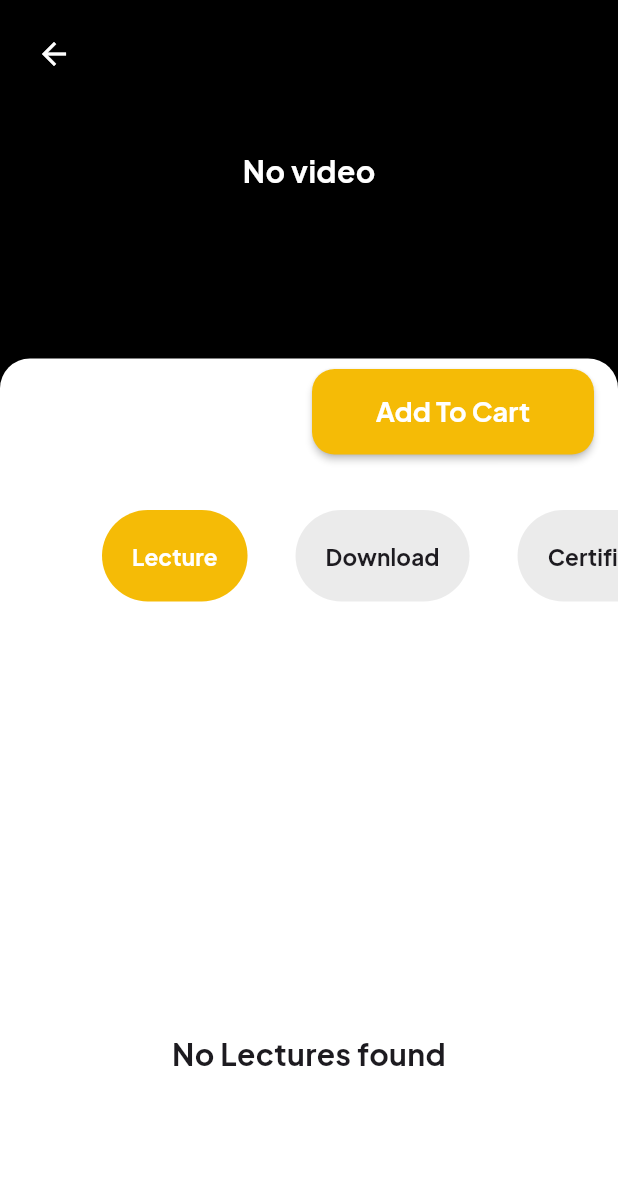
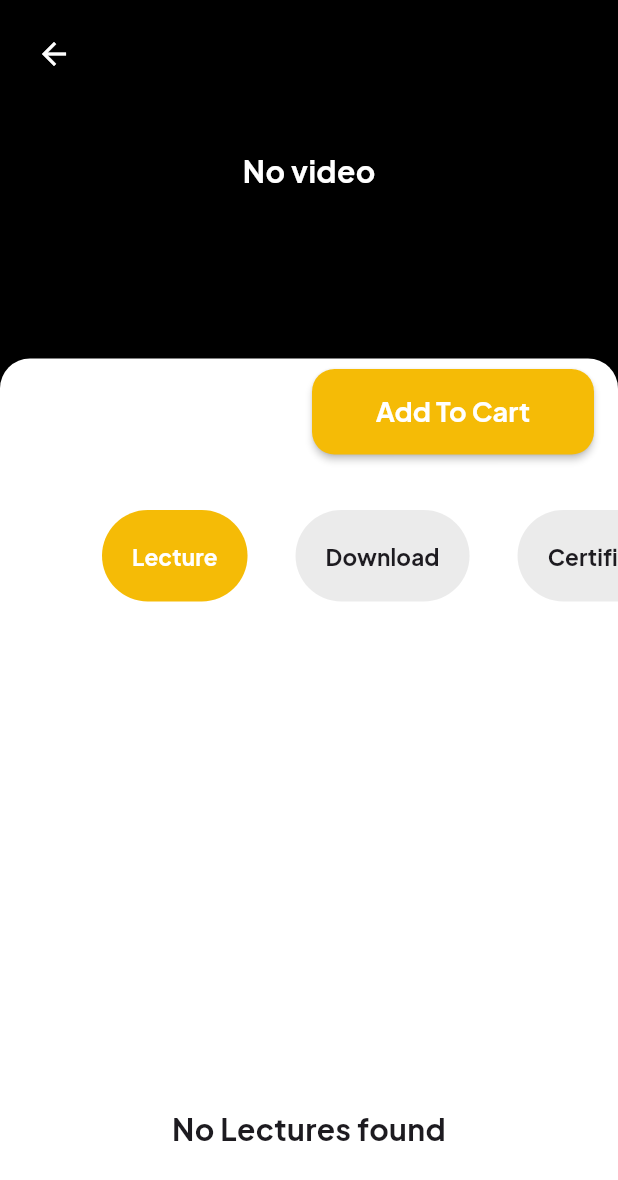
Before and after one commit to HindAlaa26/Edu_vista, a Flutter app: the LectureScreen screen opened directly with empty values, on a phone screen of 412 x 824 dp. Shown: the top 1180 px of the screen. Run offline on Flutter 3.47's test engine with Material 3 defaults, Android fonts, the phone set to English and light mode, and no system bars; our stand-ins replace bloc, cloud_firestore, device_preview, file_picker, firebase_auth, firebase_core and 8 more; missing offline and left inert: expansion_tile_list, paymob_payment; accounts and stored records are empty; generated files the repository leaves out were written again.

Commit message:
app logo added lecture and profile screens updated

```diff
--- a/lib/screens/lecture_screen/lecture_screen.dart
+++ b/lib/screens/lecture_screen/lecture_screen.dart
@@ -114,6 +114,7 @@ class _LectureScreenState extends State<LectureScreen>
                             topRight: Radius.circular(20),
                           ),
                         ),
+                        child: SingleChildScrollView(
                           child: Column(
                             crossAxisAlignment: CrossAxisAlignment.start,
                             children: [
@@ -125,8 +126,8 @@ class _LectureScreenState extends State<LectureScreen>
                                   children: [
                                     Expanded(
                                       child: textInApp(
-                                      text:
-                                          widget.course.title ?? "Course Name",
+                                        text: widget.course.title ??
+                                            "Course Name",
                                         color: const Color(0xff1D1B20),
                                       ),
                                     ),
@@ -151,7 +152,8 @@ class _LectureScreenState extends State<LectureScreen>
                                 ),
                               ),
                               Padding(
-                              padding: EdgeInsets.symmetric(horizontal: 16.0.w),
+                                padding:
+                                    EdgeInsets.symmetric(horizontal: 16.0.w),
                                 child: textInApp(
                                   text: widget.course.instructor?.name ??
                                       "Instructor Name",
@@ -180,11 +182,13 @@ class _LectureScreenState extends State<LectureScreen>
                                   });
                                 },
                               ),
-                            SizedBox(
-                              height: 600.h,
+                              SingleChildScrollView(
+                                child: SizedBox(
+                                  height: 700.h,
                                   child: TabBarView(
                                     controller: tabController,
-                                physics: const NeverScrollableScrollPhysics(),
+                                    physics:
+                                        const NeverScrollableScrollPhysics(),
                                     children: [
                                       LecturesWidget(
                                         course: widget.course,
@@ -205,7 +209,9 @@ class _LectureScreenState extends State<LectureScreen>
                                     ],
                                   ),
                                 ),
+                              ),
                             ],
+                          ),
                         ),
                       ),
                     ),
--- a/lib/screens/profile_screen/profile_screen.dart
+++ b/lib/screens/profile_screen/profile_screen.dart
@@ -246,7 +246,7 @@ class _ProfileScreenState extends State<ProfileScreen> {
                                       padding: const EdgeInsets.all(18.0),
                                       child: textInApp(
                                           text:
-                                              "Welcome to Edu Vista our premier destination for mastering programming and technology. At Edu Vista, we believe in empowering individuals with the skills needed to thrive in the ever-evolving world of programming. Our platform offers a comprehensive range of courses, tutorials, and resources designed to make learning programming both accessible and enjoyable. Whether you’re a beginner taking your first steps in coding or an experienced developer looking to sharpen your skills, Edu Vista provides the tools and guidance you need to achieve your goals. Join our community of passionate learners and take the next step in your programming journey with Edu Vista."),
+                                              " Edu Vista application is a versatile mobile application that starts by allowing users to securely log in or reset their password via email if forgotten. Once logged in, users can explore a diverse range of paid courses, view lecture content, and manage their profile details such as name and image. The app features a comprehensive catalog of courses, which includes options to search for specific topics and see trending courses. Users can view both their purchased courses and available courses, add courses to their cart, and complete transactions securely via Paymob. Additionally, users have the option to delete their accounts if needed, ensuring a personalized and flexible learning experience. s"),
                                     )
                                 ],
                               ),
```
Also changed, not shown: 21 other files. Lines whose indentation alone changed are shown as unchanged.
